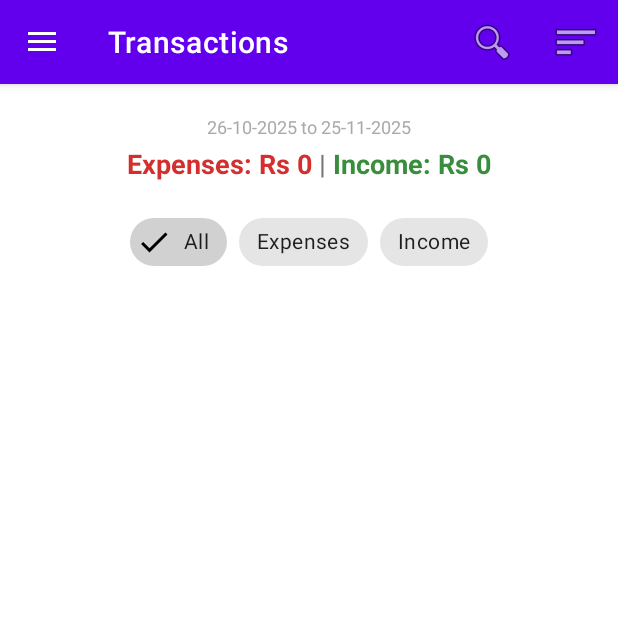
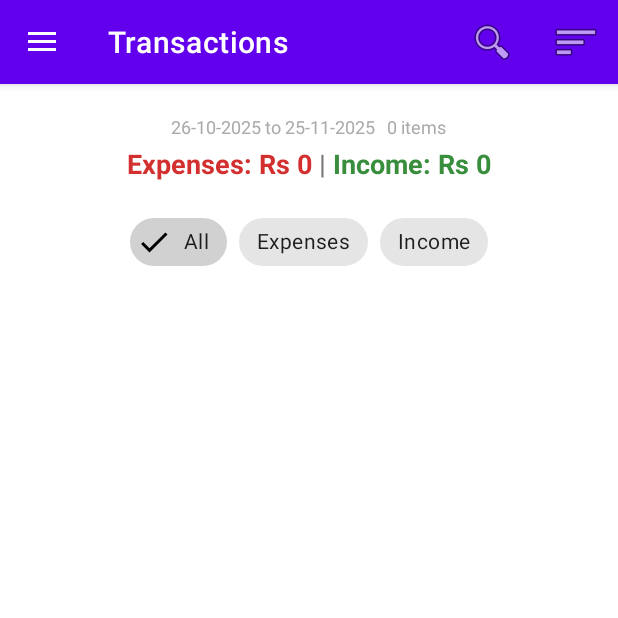
Before and after one commit to somanisushant23/ExpM, an Android app: the MainActivity screen opened directly, with no data from a screen before it, on a phone screen of 412 x 824 dp, the top half of it. Run offline under Robolectric (Android 15) with nearby library versions, the phone set to English and light mode, and no system bars; our stand-ins replace Room's generated code.

Commit message:
Showing count

```diff
--- a/app/src/main/java/com/example/expm/activity/MainActivity.kt
+++ b/app/src/main/java/com/example/expm/activity/MainActivity.kt
@@ -329,6 +329,7 @@ class MainActivity : AppCompatActivity(), NavigationView.OnNavigationItemSelecte
         val tvEmpty = findViewById<TextView>(R.id.tv_empty)
         val tvTotalAmount = findViewById<TextView>(R.id.tv_total_amount)
         val tvDateRange = findViewById<TextView>(R.id.tv_date_range)
+        val tvItemCount = findViewById<TextView>(R.id.tv_item_count)
         val chipGroup = findViewById<ChipGroup>(R.id.chip_group_filter)
 
         // Observe start and end dates to display date range
@@ -358,6 +359,10 @@ class MainActivity : AppCompatActivity(), NavigationView.OnNavigationItemSelecte
             adapter.submitList(filtered)
 
             tvEmpty.visibility = if (filtered.isEmpty()) android.view.View.VISIBLE else android.view.View.GONE
+
+            // Update item count
+            val itemCount = filtered.size
+            tvItemCount.text = if (itemCount == 1) "1 item" else "$itemCount items"
 
             // Calculate and display total amount based on current filter
             val currentFilter = when (chipGroup.checkedChipId) {
--- a/app/src/main/res/layout/activity_main.xml
+++ b/app/src/main/res/layout/activity_main.xml
@@ -41,15 +41,31 @@
                 android:layout_marginTop="4dp"
                 android:padding="16dp">
 
+                <LinearLayout
+                    android:layout_width="wrap_content"
+                    android:layout_height="wrap_content"
+                    android:orientation="horizontal"
+                    android:layout_marginTop="4dp">
+
                     <TextView
                         android:id="@+id/tv_date_range"
                         android:layout_width="wrap_content"
                         android:layout_height="wrap_content"
                         android:text=""
-                    android:layout_marginTop="4dp"
                         android:textSize="12sp"
                         android:textColor="@android:color/darker_gray"
                         android:visibility="gone" />
+
+                    <TextView
+                        android:id="@+id/tv_item_count"
+                        android:layout_width="wrap_content"
+                        android:layout_height="wrap_content"
+                        android:text="0 items"
+                        android:layout_marginStart="8dp"
+                        android:textSize="12sp"
+                        android:textColor="@android:color/darker_gray" />
+
+                </LinearLayout>
 
                 <TextView
                     android:id="@+id/tv_total_amount"
@@ -59,6 +75,7 @@
                     android:layout_marginTop="4dp"
                     android:textSize="18sp"
                     android:textStyle="bold" />
+
 
                 <!-- Filter Chips -->
                 <com.google.android.material.chip.ChipGroup
--- a/app/src/main/res/layout/item_entry.xml
+++ b/app/src/main/res/layout/item_entry.xml
@@ -63,6 +63,7 @@
                 android:layout_height="wrap_content"
                 android:text="@string/item_date_placeholder"
                 android:layout_marginStart="16dp"
+                android:textColor="@color/purple_200"
                 android:textSize="12sp"
                 android:alpha="0.8" />
         </LinearLayout>
```
Also changed, not shown: app/src/main/java/com/example/expm/activity/AddEntryActivity.kt (+12 -4 lines). Lines whose indentation alone changed are shown as unchanged.
